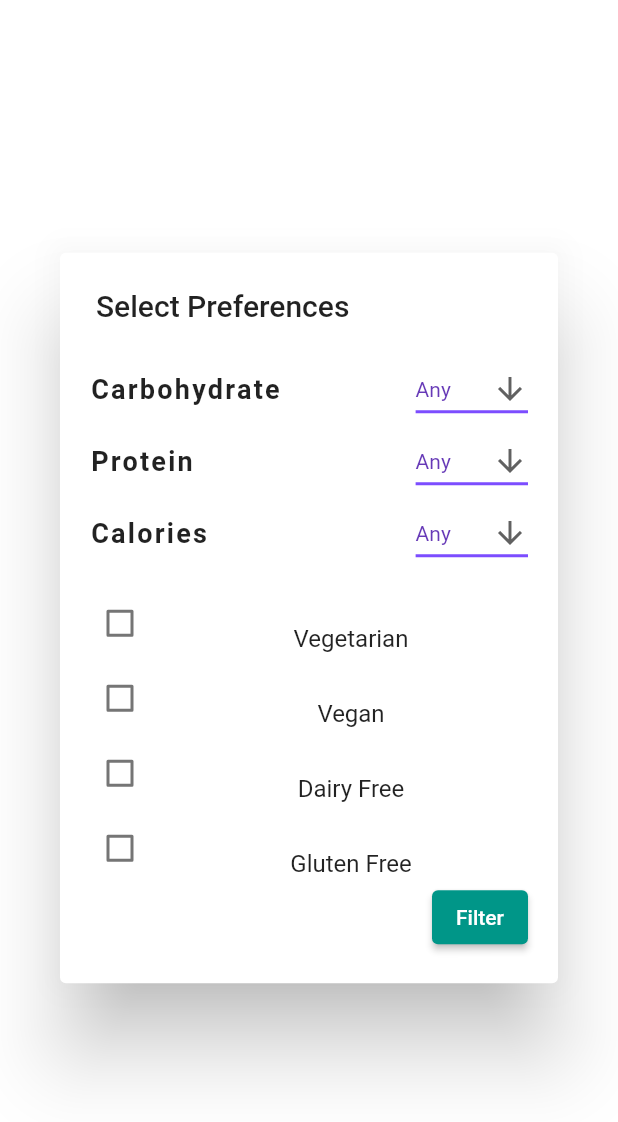
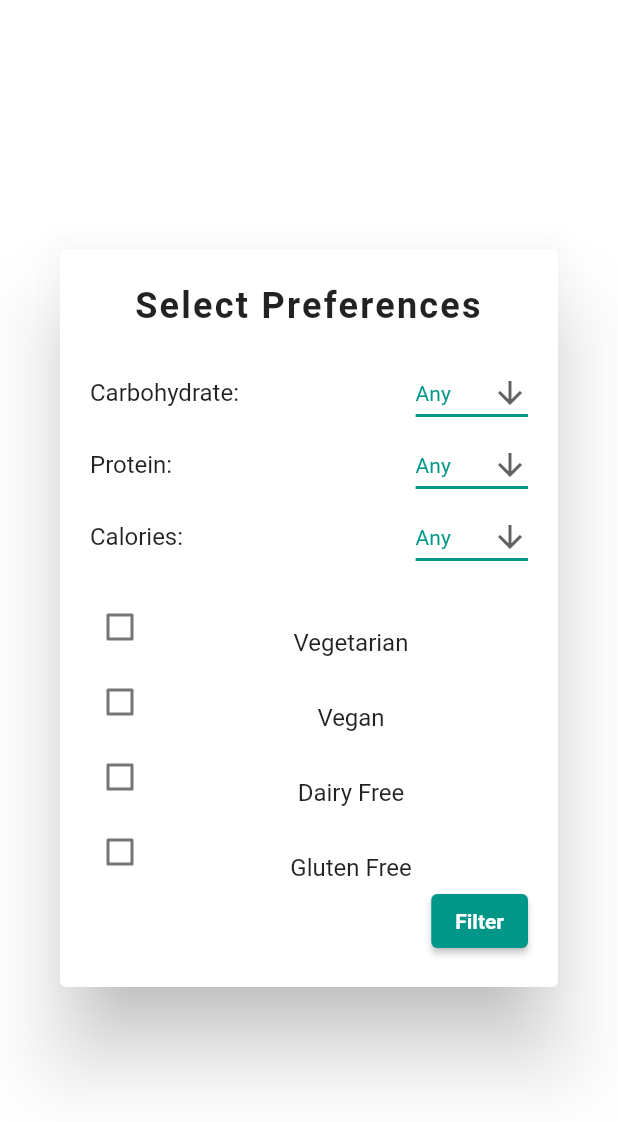
Before and after one commit to AsthaGarg16/CZ3002-FIT, a Flutter app: the FilterCheckbox widget shown alone on an empty page, opened directly, on a phone screen of 412 x 824 dp. Shown: the top 1122 px of the screen. Run offline on Flutter 3.47's test engine with Material 2 defaults, Android fonts, the phone set to English and light mode, and no system bars; our stand-ins replace cloud_firestore, firebase_auth, firebase_core, fl_chart, flutter_speed_dial; missing offline and left inert: random_color; accounts and stored records are empty; network calls fail; Roboto replaces fonts that are missing (mw).

Commit message:
Update FilterCheckbox.dart
styling

```diff
--- a/fit/lib/UI/FilterCheckbox.dart
+++ b/fit/lib/UI/FilterCheckbox.dart
@@ -53,7 +53,11 @@ class _FilterCheckboxState extends State<FilterCheckbox> {
     }
 
     return SimpleDialog(
-        title: const Text("Select Preferences"),
+        title: Text("Select Preferences", style: Theme
+            .of(context)
+            .textTheme
+            .subtitle2,
+          textAlign: TextAlign.center,),
         contentPadding: EdgeInsets.all(20),
         children: <Widget>[
           SizedBox(
@@ -64,17 +68,17 @@ class _FilterCheckboxState extends State<FilterCheckbox> {
                 children: [
                   Row(
                     children: [
-                      Text("Carbohydrate",
-                          style: Theme.of(context).textTheme.labelMedium),
+                      Text("Carbohydrate: ",
+                          style: Theme.of(context).textTheme.bodyText1),
                       Spacer(),
                       DropdownButton<String>(
                         value: carbsDropdownValue,
                         icon: const Icon(Icons.arrow_downward),
                         elevation: 16,
-                        style: const TextStyle(color: Colors.deepPurple),
+                        style: const TextStyle(color: Colors.teal),
                         underline: Container(
                           height: 2,
-                          color: Colors.deepPurpleAccent,
+                          color: Colors.teal,
                         ),
                         onChanged: (String? newValue) {
                           setState(() {
@@ -93,17 +97,17 @@ class _FilterCheckboxState extends State<FilterCheckbox> {
                   ),
                   Row(
                     children: [
-                      Text("Protein",
-                          style: Theme.of(context).textTheme.labelMedium),
+                      Text("Protein: ",
+                          style: Theme.of(context).textTheme.bodyText1),
                       Spacer(),
                       DropdownButton<String>(
                         value: proteinDropdownValue,
                         icon: const Icon(Icons.arrow_downward),
                         elevation: 16,
-                        style: const TextStyle(color: Colors.deepPurple),
+                        style: const TextStyle(color: Colors.teal),
                         underline: Container(
                           height: 2,
-                          color: Colors.deepPurpleAccent,
+                          color: Colors.teal,
                         ),
                         onChanged: (String? newValue) {
                           setState(() {
@@ -122,17 +126,17 @@ class _FilterCheckboxState extends State<FilterCheckbox> {
                   ),
                   Row(
                     children: [
-                      Text("Calories",
-                          style: Theme.of(context).textTheme.labelMedium),
+                      Text("Calories: ",
+                          style: Theme.of(context).textTheme.bodyText1),
                       Spacer(),
                       DropdownButton<String>(
                         value: calDropdownValue,
                         icon: const Icon(Icons.arrow_downward),
                         elevation: 16,
-                        style: const TextStyle(color: Colors.deepPurple),
+                        style: const TextStyle(color: Colors.teal),
                         underline: Container(
                           height: 2,
-                          color: Colors.deepPurpleAccent,
+                          color: Colors.teal,
                         ),
                         onChanged: (String? newValue) {
                           setState(() {
@@ -216,7 +220,9 @@ class _FilterCheckboxState extends State<FilterCheckbox> {
                           print(preferenceList);
                           Navigator.pop(context, userPref);
                         },
-                        child: const Text("Filter"),
+                        child: const Text("Filter", style: TextStyle(fontSize: 14.0,
+                            fontWeight: FontWeight.bold,
+                            color: Colors.white)),
                       ))
                 ],
               ))
```
